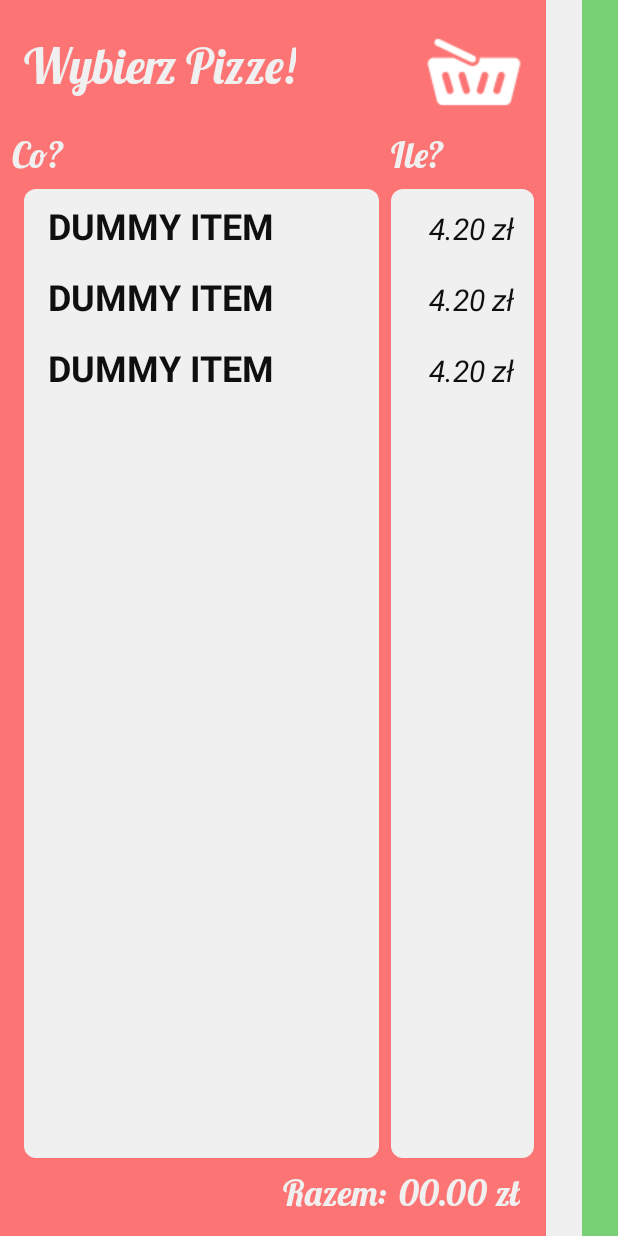
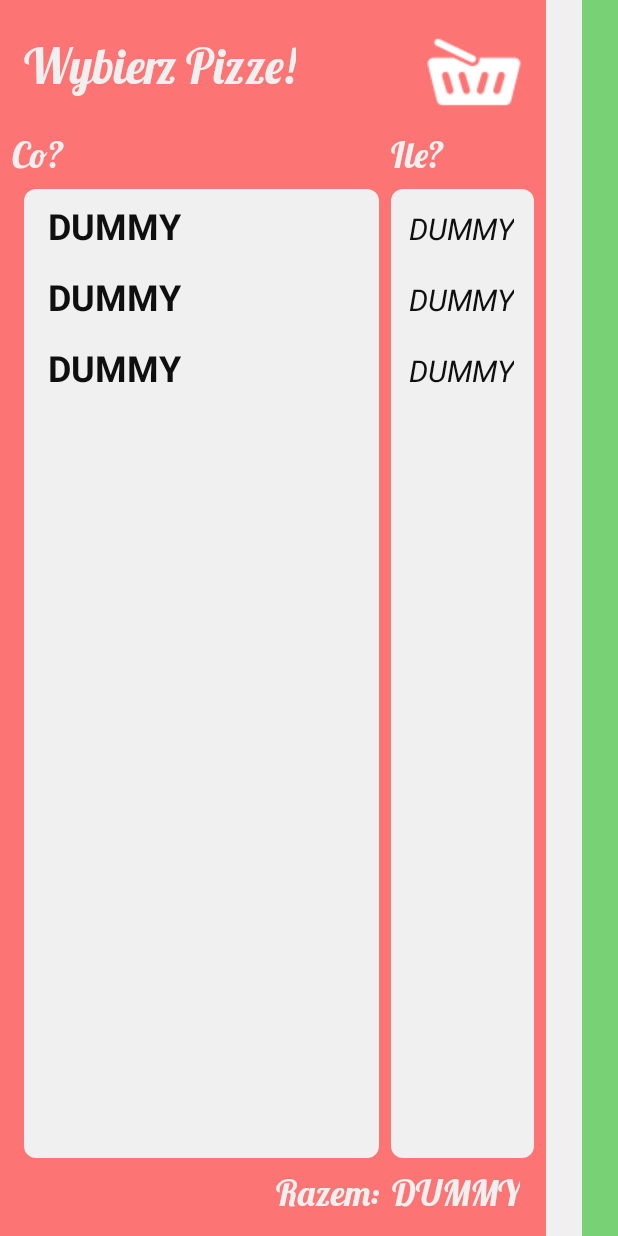
Before and after one commit to Golui/ujio2018, an Android app: the layout basket_preview.xml on its own in the app's theme, with its tools: preview values and no code run, on a phone screen of 412 x 824 dp. Run offline under Robolectric (Android 15) with nearby library versions, the phone set to English and light mode, and no system bars.

Commit message:
Further cleanup

```diff
--- a/Android/app/src/main/res/layout/basket_preview.xml
+++ b/Android/app/src/main/res/layout/basket_preview.xml
@@ -138,7 +138,7 @@
             android:layout_height="wrap_content"
             android:layout_marginBottom="8dp"
             android:layout_marginEnd="8dp"
-            android:text="00.00 zł"
+            android:text="@string/dummy_descr"
             android:theme="@style/InfoTextSmall"
             app:layout_constraintBottom_toBottomOf="parent"
             app:layout_constraintEnd_toEndOf="@+id/basket_preview_scroll" />
--- a/Android/app/src/main/res/layout/basket_preview_item.xml
+++ b/Android/app/src/main/res/layout/basket_preview_item.xml
@@ -1,7 +1,6 @@
 <?xml version="1.0" encoding="utf-8"?>
 <android.support.constraint.ConstraintLayout xmlns:android="http://schemas.android.com/apk/res/android"
     xmlns:app="http://schemas.android.com/apk/res-auto"
-    xmlns:tools="http://schemas.android.com/tools"
     android:id="@+id/frameLayout"
     android:layout_width="match_parent"
     android:layout_height="match_parent"
@@ -25,7 +24,7 @@
         android:layout_height="wrap_content"
         android:layout_marginStart="8dp"
         android:layout_marginTop="8dp"
-        android:text="DUMMY ITEM"
+        android:text="@string/dummy_descr"
         android:textColor="@color/darkText"
         android:textSize="24sp"
         android:textStyle="bold"
@@ -37,7 +36,7 @@
         android:layout_width="wrap_content"
         android:layout_height="wrap_content"
         android:layout_marginEnd="4dp"
-        android:text="4.20 zł"
+        android:text="@string/dummy_descr"
         android:textColor="@color/darkText"
         android:textSize="20sp"
         android:textStyle="italic"
--- a/Android/app/src/main/res/layout/details_beverage.xml
+++ b/Android/app/src/main/res/layout/details_beverage.xml
@@ -1,7 +1,6 @@
 <?xml version="1.0" encoding="utf-8"?>
 <android.support.constraint.ConstraintLayout xmlns:android="http://schemas.android.com/apk/res/android"
     xmlns:app="http://schemas.android.com/apk/res-auto"
-    xmlns:tools="http://schemas.android.com/tools"
     android:layout_width="match_parent"
     android:layout_height="match_parent"
     android:background="@color/primary">
@@ -81,7 +80,7 @@
             android:layout_height="wrap_content"
             android:layout_margin="8dp"
             android:layout_marginEnd="8dp"
-            android:text="DUMMY beverage"
+            android:text="@string/dummy_descr"
             android:textColor="@color/darkText"
             android:textSize="24sp"
             android:textStyle="bold"
@@ -109,6 +108,7 @@
             android:layout_marginEnd="8dp"
             android:layout_marginStart="8dp"
             android:layout_marginTop="8dp"
+            android:contentDescription="@string/dummy_descr"
             app:layout_constraintEnd_toEndOf="parent"
             app:layout_constraintStart_toStartOf="parent"
             app:layout_constraintTop_toBottomOf="@+id/details_beverage_box"
--- a/Android/app/src/main/res/layout/details_order_status.xml
+++ b/Android/app/src/main/res/layout/details_order_status.xml
@@ -1,7 +1,6 @@
 <?xml version="1.0" encoding="utf-8"?>
 <ScrollView xmlns:android="http://schemas.android.com/apk/res/android"
     xmlns:app="http://schemas.android.com/apk/res-auto"
-    xmlns:tools="http://schemas.android.com/tools"
     android:id="@+id/details_order_main_scroll"
     android:layout_width="match_parent"
     android:layout_height="wrap_content"
@@ -50,7 +49,7 @@
                 android:layout_marginTop="8dp"
                 android:background="@drawable/white_rounded_rect"
                 android:gravity="center"
-                android:text="DUMMY order"
+                android:text="@string/dummy_descr"
                 android:textColor="@color/darkText"
                 android:textSize="24sp"
                 android:textStyle="bold"
@@ -69,7 +68,7 @@
                 android:layout_marginTop="8dp"
                 android:background="@drawable/white_rounded_rect"
                 android:gravity="center"
-                android:text="DUMMY order"
+                android:text="@string/dummy_descr"
                 android:textColor="@color/darkText"
                 android:textSize="24sp"
                 android:textStyle="bold"
@@ -144,6 +143,7 @@
                 android:layout_marginEnd="8dp"
                 android:layout_marginStart="8dp"
                 android:layout_marginTop="8dp"
+                android:contentDescription="@string/dummy_descr"
                 android:src="@mipmap/hourglass"
                 app:layout_constraintEnd_toEndOf="parent"
                 app:layout_constraintStart_toEndOf="@+id/details_order_header"
--- a/Android/app/src/main/res/layout/details_pizza.xml
+++ b/Android/app/src/main/res/layout/details_pizza.xml
@@ -1,7 +1,6 @@
 <?xml version="1.0" encoding="utf-8"?>
 <android.support.constraint.ConstraintLayout xmlns:android="http://schemas.android.com/apk/res/android"
     xmlns:app="http://schemas.android.com/apk/res-auto"
-    xmlns:tools="http://schemas.android.com/tools"
     android:layout_width="match_parent"
     android:layout_height="match_parent"
     android:background="@color/primary">
@@ -110,10 +109,10 @@
             android:layout_height="wrap_content"
             android:layout_margin="8dp"
             android:layout_marginEnd="8dp"
-            android:text="DUMMY PIZZA"
+            android:text="@string/dummy_descr"
             android:textColor="@color/darkText"
+            android:textStyle="bold"
             android:theme="@style/InfoTextSmall"
-            android:textStyle="bold"
             app:layout_constraintEnd_toEndOf="@+id/details_pizza_box"
             app:layout_constraintStart_toStartOf="@+id/details_pizza_box"
             app:layout_constraintTop_toTopOf="@+id/details_pizza_box" />
@@ -149,6 +148,7 @@
             android:layout_marginEnd="8dp"
             android:layout_marginStart="8dp"
             android:layout_marginTop="8dp"
+            android:contentDescription="@string/dummy_descr"
             app:layout_constraintEnd_toEndOf="parent"
             app:layout_constraintStart_toStartOf="parent"
             app:layout_constraintTop_toBottomOf="@+id/details_pizza_box"
--- a/Android/app/src/main/res/values/strings.xml
+++ b/Android/app/src/main/res/values/strings.xml
@@ -5,7 +5,7 @@
     <string name="str_main_screen_logo_desc">JurPizza Main Logo</string>
     <string name="str_pick_pizza">Wybierz Pizze!</string>
     <string name="str_pick_beverage">Wybierz Napój!</string>
-    <string name="dummy_descr">TODO</string>
+    <string name="dummy_descr">DUMMY</string>
     <string name="how_much">Ile?</string>
     <string name="str_what">Co?</string>
     <string name="str_in_total">Razem:</string>
```
Also changed, not shown: Android/app/src/main/res/layout/pick_beverage_item.xml (+8 -9 lines).
